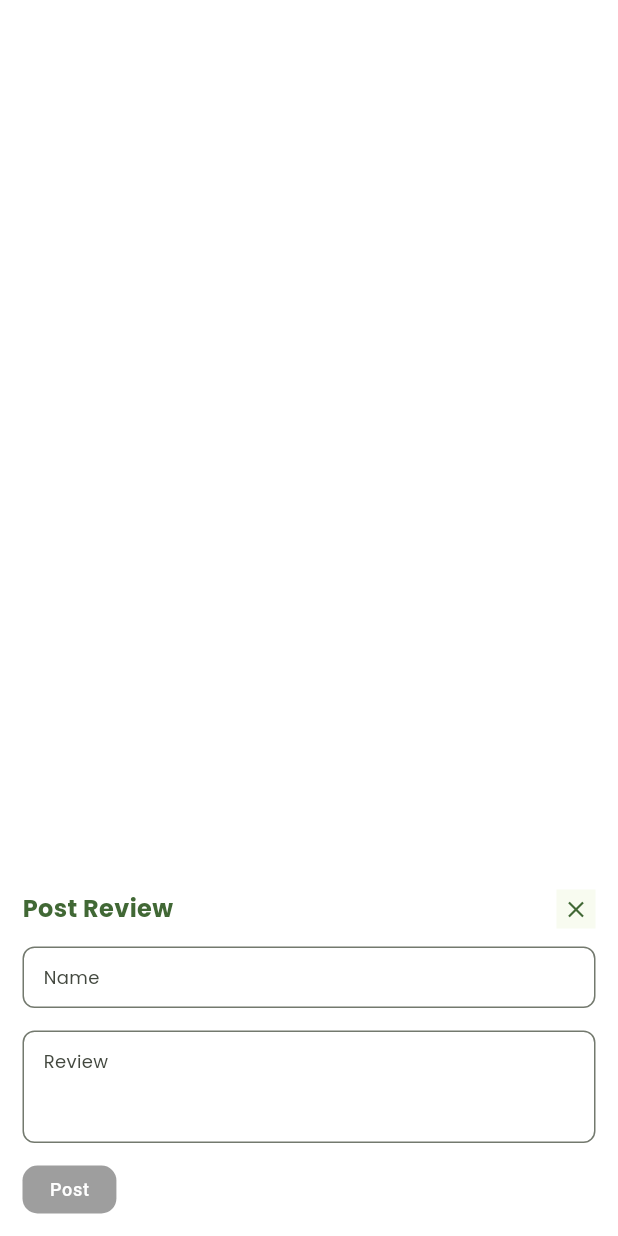
After one commit to BahlulBoy/restaurant_dicoding, a Flutter app: the BottomsheetReview screen opened directly, on a phone screen of 412 x 824 dp. The commit adds this screen. Run offline on Flutter 3.47's test engine with Material 3 defaults, Android fonts, the phone set to English and light mode, and no system bars; our stand-ins replace google_fonts; network calls fail.

Commit message:
api integration detil restaurant

```diff
--- a/lib/constants/api_const.dart
+++ b/lib/constants/api_const.dart
@@ -1,6 +1,7 @@
 class ApiConst {
   static String baseUrl = 'https://restaurant-api.dicoding.dev';
   static String list = '$baseUrl/list';
+  static String postReview = '$baseUrl/review';
   static String detail(String id) => '$baseUrl/detail/$id';
   static String search(String search) => '$baseUrl/search?q=$search';
   static String mediumPic(String id) =>
--- /dev/null
+++ b/lib/page/detail_restaurant/components/bottomsheet_review.dart
@@ -0,0 +1,175 @@
+import 'package:flutter/material.dart';
+import 'package:provider/provider.dart';
+import 'package:restaurant_dicoding/page/detail_restaurant/detail_restaurant_provider.dart';
+
+class BottomsheetReview extends StatefulWidget {
+  const BottomsheetReview({super.key});
+
+  @override
+  State<BottomsheetReview> createState() => _BottomsheetReviewState();
+}
+
+class _BottomsheetReviewState extends State<BottomsheetReview> {
+  late TextEditingController nameCtrl;
+  late TextEditingController reviewCtrl;
+
+  @override
+  void initState() {
+    super.initState();
+    nameCtrl = TextEditingController();
+    reviewCtrl = TextEditingController();
+  }
+
+  @override
+  void dispose() {
+    nameCtrl.dispose();
+    reviewCtrl.dispose();
+    super.dispose();
+  }
+
+  @override
+  Widget build(BuildContext context) {
+    final read = context.read<DetailRestaurantProvider>();
+    final state = context.watch<DetailRestaurantProvider>().state;
+    return SafeArea(
+      child: Scaffold(
+        backgroundColor: Colors.transparent,
+        body: Column(
+          mainAxisSize: MainAxisSize.max,
+          children: [
+            Expanded(
+              child: GestureDetector(
+                onTap: () {
+                  Navigator.pop(context);
+                },
+              ),
+            ),
+            Container(
+              width: double.infinity,
+              padding: const EdgeInsets.all(15),
+              decoration: const BoxDecoration(
+                color: Colors.white,
+                borderRadius: BorderRadius.vertical(top: Radius.circular(20)),
+              ),
+              child: Column(
+                crossAxisAlignment: CrossAxisAlignment.start,
+                mainAxisSize: MainAxisSize.min,
+                children: [
+                  Row(
+                    children: [
+                      Expanded(
+                        child: Text(
+                          'Post Review',
+                          style:
+                              Theme.of(context).textTheme.bodyMedium?.copyWith(
+                                    color: Theme.of(context).primaryColor,
+                                    fontWeight: FontWeight.w700,
+                                  ),
+                        ),
+                      ),
+                      Material(
+                        child: InkWell(
+                          onTap: () {
+                            Navigator.pop(context);
+                          },
+                          child: Padding(
+                            padding: const EdgeInsets.all(4),
+                            child: Icon(
+                              Icons.close,
+                              color: Theme.of(context).primaryColor,
+                              size: 18,
+                            ),
+                          ),
+                        ),
+                      )
+                    ],
+                  ),
+                  const SizedBox(height: 12),
+                  TextFormField(
+                    controller: nameCtrl,
+                    decoration: InputDecoration(
+                      border: OutlineInputBorder(
+                        borderRadius: BorderRadius.circular(8),
+                      ),
+                      hintText: 'Name',
+                      contentPadding: const EdgeInsets.symmetric(
+                        horizontal: 10,
+                        vertical: 12,
+                      ),
+                      isCollapsed: true,
+                    ),
+                    style: Theme.of(context).textTheme.bodyMedium?.copyWith(
+                          fontSize: 12,
+                        ),
+                    onChanged: (value) {
+                      read.changeTextReview(name: value);
+                    },
+                  ),
+                  const SizedBox(height: 15),
+                  TextFormField(
+                    controller: reviewCtrl,
+                    decoration: InputDecoration(
+                      border: OutlineInputBorder(
+                        borderRadius: BorderRadius.circular(8),
+                      ),
+                      hintText: 'Review',
+                      contentPadding: const EdgeInsets.symmetric(
+                        horizontal: 10,
+                        vertical: 12,
+                      ),
+                      isCollapsed: true,
+                    ),
+                    style: Theme.of(context).textTheme.bodyMedium?.copyWith(
+                          fontSize: 12,
+                        ),
+                    minLines: 3,
+                    maxLines: null,
+                    onChanged: (value) {
+                      read.changeTextReview(review: value);
+                    },
+                  ),
+                  const SizedBox(height: 15),
+                  Material(
+                    color:
+                        state.nameText.isNotEmpty && state.reviewText.isNotEmpty
+                            ? Theme.of(context).primaryColor
+                            : Colors.grey,
+                    borderRadius: BorderRadius.circular(10),
+                    child: InkWell(
+                      onTap: () {
+                        if (state.nameText.isNotEmpty &&
+                            state.reviewText.isNotEmpty) {
+                          Navigator.pop(context, {
+                            'name': nameCtrl.text,
+                            'review': reviewCtrl.text,
+                          });
+                        }
+                      },
+                      child: Container(
+                        padding: const EdgeInsets.symmetric(
+                          vertical: 8,
+                          horizontal: 18,
+                        ),
+                        decoration: BoxDecoration(
+                          borderRadius: BorderRadius.circular(10),
+                        ),
+                        child: Text(
+                          'Post',
+                          style:
+                              Theme.of(context).textTheme.labelMedium?.copyWith(
+                                    color: Colors.white,
+                                    fontSize: 12,
+                                  ),
+                        ),
+                      ),
+                    ),
+                  )
+                ],
+              ),
+            ),
+          ],
+        ),
+      ),
+    );
+  }
+}
--- a/lib/page/detail_restaurant/detail_restaurant_state.dart
+++ b/lib/page/detail_restaurant/detail_restaurant_state.dart
@@ -1,5 +1,5 @@
 import 'package:restaurant_dicoding/models/detail_restaurant_response.dart';
-import 'package:restaurant_dicoding/page/home/helpers/screen_state_condition.dart';
+import 'package:restaurant_dicoding/helpers/screen_state_condition.dart';
 
 class DetailRestaurantState {
   ScreenStateCondition screenState = ScreenStateCondition.loading;
@@ -8,4 +8,6 @@ class DetailRestaurantState {
   List<CustomerReview>? review;
 
   String? messageError = '';
+  String nameText = '';
+  String reviewText = '';
 }
--- a/lib/page/home/components/grid_item_card.dart
+++ b/lib/page/home/components/grid_item_card.dart
@@ -34,9 +34,7 @@ class GridItemCard extends StatelessWidget {
                     loadingBuilder: (context, child, loadingProgress) {
                       if (loadingProgress == null) return child;
                       return const Center(
-                        child: CircularProgressIndicator(
-                          color: Colors.white,
-                        ),
+                        child: CircularProgressIndicator(),
                       );
                     },
                   ),
--- a/lib/page/home/components/list_item_card.dart
+++ b/lib/page/home/components/list_item_card.dart
@@ -38,9 +38,7 @@ class ListItemCard extends StatelessWidget {
                   loadingBuilder: (context, child, loadingProgress) {
                     if (loadingProgress == null) return child;
                     return const Center(
-                      child: CircularProgressIndicator(
-                        color: Colors.white,
-                      ),
+                      child: CircularProgressIndicator(),
                     );
                   },
                 ),
--- a/lib/page/home/home_provider.dart
+++ b/lib/page/home/home_provider.dart
@@ -1,5 +1,5 @@
 import 'package:flutter/material.dart';
-import 'package:restaurant_dicoding/page/home/helpers/screen_state_condition.dart';
+import 'package:restaurant_dicoding/helpers/screen_state_condition.dart';
 import 'package:restaurant_dicoding/page/home/home_state.dart';
 import 'package:restaurant_dicoding/repositories/restaurant_repository.dart';
 
--- a/lib/page/home/home_state.dart
+++ b/lib/page/home/home_state.dart
@@ -1,5 +1,5 @@
 import 'package:restaurant_dicoding/models/list_restaurant_model.dart';
-import 'package:restaurant_dicoding/page/home/helpers/screen_state_condition.dart';
+import 'package:restaurant_dicoding/helpers/screen_state_condition.dart';
 import 'package:restaurant_dicoding/utils/debouncer.dart';
 
 class HomeState {
--- a/lib/page/home/home_view.dart
+++ b/lib/page/home/home_view.dart
@@ -4,7 +4,7 @@ import 'package:restaurant_dicoding/models/list_restaurant_model.dart';
 import 'package:restaurant_dicoding/navigation/my_paths.dart';
 import 'package:restaurant_dicoding/page/home/components/grid_item_card.dart';
 import 'package:restaurant_dicoding/page/home/components/list_item_card.dart';
-import 'package:restaurant_dicoding/page/home/helpers/screen_state_condition.dart';
+import 'package:restaurant_dicoding/helpers/screen_state_condition.dart';
 import 'package:restaurant_dicoding/page/home/home_provider.dart';
 
 class HomeView extends StatelessWidget {
--- a/lib/repositories/restaurant_repository.dart
+++ b/lib/repositories/restaurant_repository.dart
@@ -3,6 +3,7 @@ import 'package:restaurant_dicoding/constants/api_const.dart';
 import 'package:restaurant_dicoding/models/detail_restaurant_response.dart';
 import 'package:restaurant_dicoding/models/list_restaurant_model.dart';
 import 'package:http/http.dart' as http;
+import 'package:restaurant_dicoding/models/post_review_response.dart';
 
 class RestaurantRepository {
   static Future<ListRestaurantModel> getListRestaurant() async {
@@ -77,4 +78,37 @@ class RestaurantRepository {
       );
     }
   }
+
+  static Future<PostReviewResponse> postReview({
+    required String id,
+    required String name,
+    required String review,
+  }) async {
+    try {
+      final result = await http.post(
+        Uri.parse(ApiConst.postReview),
+        body: {
+          "id": id,
+          "name": name,
+          "review": review,
+        },
+      );
+      return PostReviewResponse.fromRawJson(result.body);
+    } on SocketException catch (_) {
+      return PostReviewResponse(
+        error: true,
+        message: 'No Internet Connection',
+      );
+    } on HttpException catch (e) {
+      return PostReviewResponse(
+        error: true,
+        message: e.message,
+      );
+    } catch (_) {
+      return PostReviewResponse(
+        error: true,
+        message: 'There is unknown problem',
+      );
+    }
+  }
 }
```
Also changed, not shown: lib/models/post_review_response.dart (added, +38 -0 lines), lib/page/detail_restaurant/components/review_item.dart (added, +53 -0 lines), lib/page/detail_restaurant/detail_restaurant_provider.dart (+74 -1 lines), lib/page/detail_restaurant/detail_restaurant_view.dart (+79 -3 lines), lib/helpers/screen_state_condition.dart (renamed from lib/page/home/helpers/screen_state_condition.dart).
